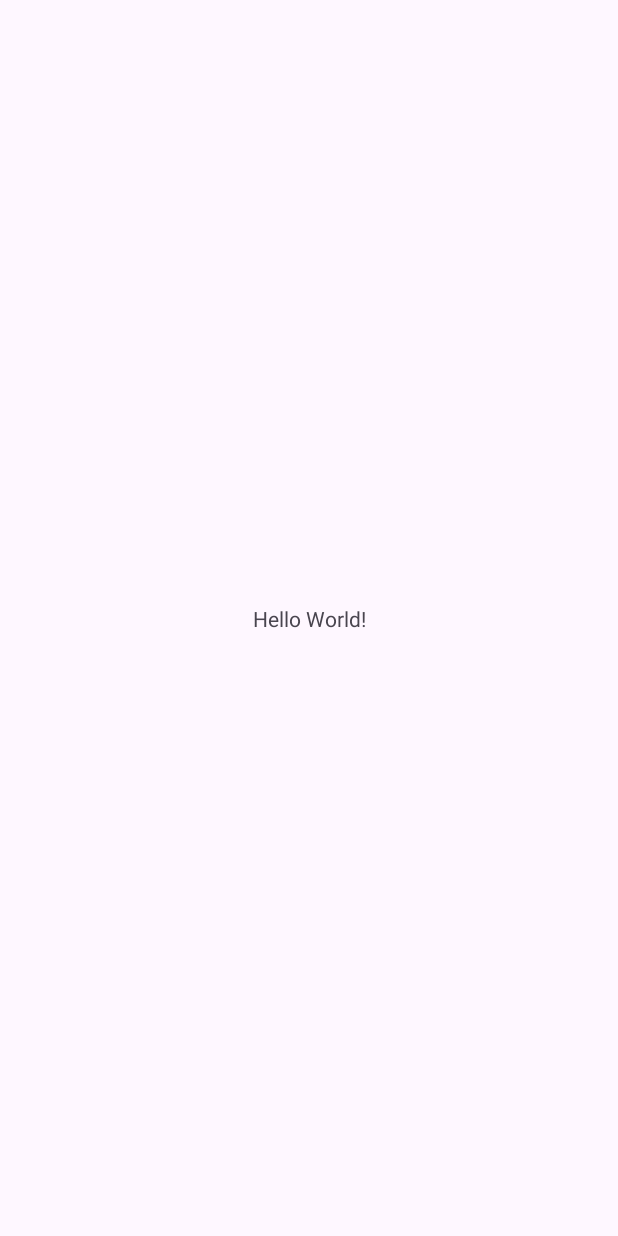
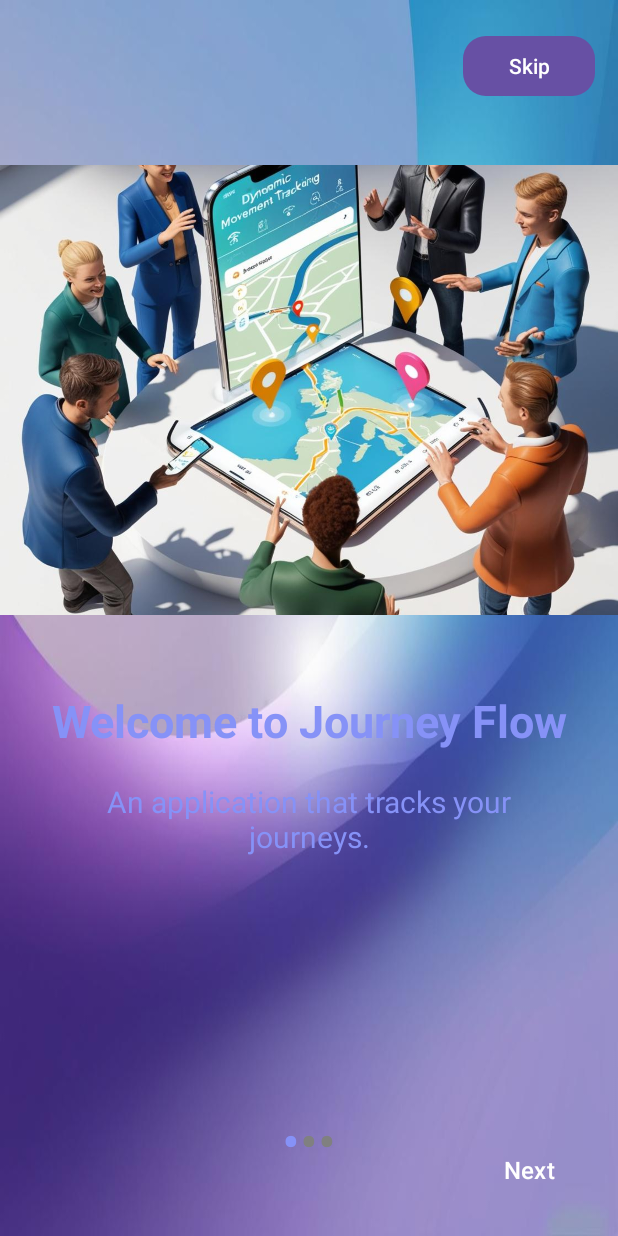
Before and after one commit to maurogizdulic/Journey-Flow, an Android app: the screen it shows after launch (MainActivity before the commit, NavigationActivity after it), on a phone screen of 412 x 824 dp. Before the commit the screen is almost empty. Run offline under Robolectric (Android 15) with nearby library versions, the phone set to English and light mode, and no system bars.

Commit message:
Created application start template

```diff
--- a/app/build.gradle
+++ b/app/build.gradle
@@ -37,4 +37,6 @@
     testImplementation libs.junit
     androidTestImplementation libs.ext.junit
     androidTestImplementation libs.espresso.core
+
+    implementation "androidx.compose.material3:material3:1.3.0"
 }
--- /dev/null
+++ b/app/src/main/java/com/project/journeyflow/signup/NavigationActivity.java
@@ -0,0 +1,119 @@
+package com.project.journeyflow.signup;
+
+import android.annotation.SuppressLint;
+import android.os.Bundle;
+
+import androidx.activity.EdgeToEdge;
+import androidx.appcompat.app.AppCompatActivity;
+
+import android.content.Intent;
+import android.text.Html;
+import android.view.View;
+import android.widget.Button;
+import android.widget.LinearLayout;
+import android.widget.TextView;
+import androidx.viewpager.widget.ViewPager;
+
+import com.project.journeyflow.MainActivity;
+import com.project.journeyflow.R;
+
+public class NavigationActivity extends AppCompatActivity {
+
+    ViewPager slideViewPager;
+    LinearLayout dotIndicator;
+    Button backButton, nextButton, skipButton;
+    TextView[] dots;
+    ViewPagerAdapter viewPagerAdapter;
+
+    ViewPager.OnPageChangeListener viewPagerListener = new ViewPager.OnPageChangeListener() {
+        @Override
+        public void onPageScrolled(int position, float positionOffset, int positionOffsetPixels) {
+
+        }
+
+        @SuppressLint("SetTextI18n")
+        @Override
+        public void onPageSelected(int position) {
+            setDotIndicator(position);
+            if (position > 0) {
+                backButton.setVisibility(View.VISIBLE);
+            } else {
+                backButton.setVisibility(View.INVISIBLE);
+            }
+            if (position == 2){
+                nextButton.setText("Finish");
+            } else {
+                nextButton.setText("Next");
+            }
+        }
+
+        @Override
+        public void onPageScrollStateChanged(int state) {
+
+        }
+    };
+
+    @Override
+    protected void onCreate(Bundle savedInstanceState) {
+        super.onCreate(savedInstanceState);
+        EdgeToEdge.enable(this);
+        setContentView(R.layout.activity_navigation);
+        /*
+        ViewCompat.setOnApplyWindowInsetsListener(findViewById(R.id.main), (v, insets) -> {
+            Insets systemBars = insets.getInsets(WindowInsetsCompat.Type.systemBars());
+            v.setPadding(systemBars.left, systemBars.top, systemBars.right, systemBars.bottom);
+            return insets;
+        });
+
+         */
+
+        backButton = findViewById(R.id.backButton);
+        nextButton = findViewById(R.id.nextButton);
+        skipButton = findViewById(R.id.skipButton);
+
+        slideViewPager = findViewById(R.id.slideViewPager);
+        dotIndicator = findViewById(R.id.dotIndicator);
+        viewPagerAdapter = new ViewPagerAdapter(this);
+        slideViewPager.setAdapter(viewPagerAdapter);
+        setDotIndicator(0);
+        slideViewPager.addOnPageChangeListener(viewPagerListener);
+
+        backButton.setOnClickListener(view -> {
+            if (getItem(0) > 0) {
+                slideViewPager.setCurrentItem(getItem(-1), true);
+            }
+        });
+
+        nextButton.setOnClickListener(view -> {
+            if (getItem(0) < 2)
+                slideViewPager.setCurrentItem(getItem(1), true);
+            else {
+                Intent i = new Intent(NavigationActivity.this, GetStartedActivity.class);
+                startActivity(i);
+                finish();
+            }
+        });
+
+        skipButton.setOnClickListener(view -> {
+            Intent i = new Intent(NavigationActivity.this, MainActivity.class);
+            startActivity(i);
+            finish();
+        });
+    }
+
+    public void setDotIndicator(int position) {
+        dots = new TextView[3];
+        dotIndicator.removeAllViews();
+        for (int i = 0; i < dots.length; i++) {
+            dots[i] = new TextView(this);
+            dots[i].setText(Html.fromHtml("&#8226", Html.FROM_HTML_MODE_LEGACY));
+            dots[i].setTextSize(35);
+            dots[i].setTextColor(getResources().getColor(R.color.grey, getApplicationContext().getTheme()));
+            dotIndicator.addView(dots[i]);
+        }
+        dots[position].setTextColor(getResources().getColor(R.color.lavender, getApplicationContext().getTheme()));
+    }
+    private int getItem(int i) {
+        return slideViewPager.getCurrentItem() + i;
+    }
+}
--- /dev/null
+++ b/app/src/main/java/com/project/journeyflow/signup/ViewPagerAdapter.java
@@ -0,0 +1,67 @@
+package com.project.journeyflow.signup;
+
+import android.content.Context;
+import android.view.LayoutInflater;
+import android.view.View;
+import android.view.ViewGroup;
+import android.widget.ImageView;
+import android.widget.LinearLayout;
+import android.widget.TextView;
+
+import androidx.annotation.NonNull;
+import androidx.viewpager.widget.PagerAdapter;
+
+import com.project.journeyflow.R;
+
+public class ViewPagerAdapter extends PagerAdapter {
+
+    Context context;
+    int[] sliderAllImages = {
+            R.drawable.journey_flow_picture,
+            R.drawable.paths_picture,
+            R.drawable.share_picture,
+    };
+    int[] sliderAllTitle = {
+            R.string.screen1,
+            R.string.screen2,
+            R.string.screen3,
+    };
+    int[] sliderAllDesc = {
+            R.string.screen1desc,
+            R.string.screen2desc,
+            R.string.screen3desc,
+    };
+
+    public ViewPagerAdapter(Context context){
+        this.context = context;
+    }
+
+    @Override
+    public int getCount() {
+        return sliderAllTitle.length;
+    }
+
+    @Override
+    public boolean isViewFromObject(@NonNull View view, @NonNull Object object) {
+        return view == object;
+    }
+
+    @NonNull
+    @Override
+    public Object instantiateItem(@NonNull ViewGroup container, int position) {
+        LayoutInflater layoutInflater = (LayoutInflater) context.getSystemService(Context.LAYOUT_INFLATER_SERVICE);
+        View view = layoutInflater.inflate(R.layout.slider_screen,container,false);
+        ImageView sliderImage = view.findViewById(R.id.sliderImage);
+        TextView sliderTitle = view.findViewById(R.id.sliderTitle);
+        TextView sliderDesc = view.findViewById(R.id.sliderDesc);
+        sliderImage.setImageResource(sliderAllImages[position]);
+        sliderTitle.setText(this.sliderAllTitle[position]);
+        sliderDesc.setText(this.sliderAllDesc[position]);
+        container.addView(view);
+        return view;
+    }
+    @Override
+    public void destroyItem(@NonNull ViewGroup container, int position, @NonNull Object object) {
+        container.removeView((LinearLayout)object);
+    }
+}
--- /dev/null
+++ b/app/src/main/res/layout/activity_navigation.xml
@@ -0,0 +1,69 @@
+<?xml version="1.0" encoding="utf-8"?>
+<androidx.constraintlayout.widget.ConstraintLayout xmlns:android="http://schemas.android.com/apk/res/android"
+    xmlns:app="http://schemas.android.com/apk/res-auto"
+    xmlns:tools="http://schemas.android.com/tools"
+    android:id="@+id/main"
+    android:layout_width="match_parent"
+    android:layout_height="match_parent"
+    android:background="@drawable/purple_blue_background_picture"
+    tools:context=".signup.NavigationActivity">
+
+    <Button
+        android:id="@+id/skipButton"
+        android:layout_width="wrap_content"
+        android:layout_height="wrap_content"
+        android:text="Skip"
+        android:layout_marginTop="20dp"
+        android:layout_marginEnd="15dp"
+        android:textColor="@color/white"
+        android:textSize="14sp"
+        app:cornerRadius = "15dp"
+        android:padding="8dp"
+        app:layout_constraintEnd_toEndOf="parent"
+        app:layout_constraintTop_toTopOf="parent" />
+    <androidx.viewpager.widget.ViewPager
+        android:id="@+id/slideViewPager"
+        android:layout_width="match_parent"
+        android:layout_height="match_parent"
+        android:layout_marginVertical="100dp"
+        app:layout_constraintBottom_toBottomOf="parent"
+        app:layout_constraintEnd_toEndOf="parent"
+        app:layout_constraintStart_toStartOf="parent"
+        app:layout_constraintTop_toTopOf="parent" />
+    <Button
+        android:id="@+id/backButton"
+        android:layout_width="wrap_content"
+        android:layout_height="wrap_content"
+        android:background="#00000000"
+        android:text="Back"
+        android:textSize="18sp"
+        android:layout_marginStart="15dp"
+        android:layout_marginBottom="20dp"
+        android:visibility="invisible"
+        android:textColor="@color/white"
+        app:layout_constraintBottom_toBottomOf="parent"
+        app:layout_constraintStart_toStartOf="parent" />
+    <Button
+        android:id="@+id/nextButton"
+        android:layout_width="wrap_content"
+        android:layout_height="wrap_content"
+        android:text="Next"
+        android:textSize="16sp"
+        android:background="#00000000"
+        android:layout_marginBottom="20dp"
+        android:layout_marginEnd="15dp"
+        android:textColor="@color/white"
+        app:layout_constraintBottom_toBottomOf="parent"
+        app:layout_constraintEnd_toEndOf="parent" />
+    <LinearLayout
+        android:id="@+id/dotIndicator"
+        android:layout_width="wrap_content"
+        android:layout_height="wrap_content"
+        android:orientation="horizontal"
+        android:layout_marginBottom="40dp"
+        app:layout_constraintBottom_toBottomOf="parent"
+        app:layout_constraintEnd_toEndOf="parent"
+        app:layout_constraintStart_toStartOf="@+id/slideViewPager">
+    </LinearLayout>
+
+</androidx.constraintlayout.widget.ConstraintLayout>
--- /dev/null
+++ b/app/src/main/res/layout/slider_screen.xml
@@ -0,0 +1,37 @@
+<?xml version="1.0" encoding="utf-8"?>
+<LinearLayout xmlns:android="http://schemas.android.com/apk/res/android"
+    xmlns:app="http://schemas.android.com/apk/res-auto"
+    android:orientation="vertical"
+    android:layout_width="match_parent"
+    android:layout_height="match_parent"
+    app:flow_horizontalAlign="center">
+
+    <ImageView
+        android:id="@+id/sliderImage"
+        android:layout_width="match_parent"
+        android:layout_height="300dp"
+        android:layout_marginTop="10dp"
+        android:scaleType="centerCrop"
+        android:src="@drawable/journey_flow_picture"/>
+    <TextView
+        android:id="@+id/sliderTitle"
+        android:layout_width="match_parent"
+        android:layout_height="wrap_content"
+        android:layout_marginTop="50dp"
+        android:text="@string/screen1"
+        android:textAlignment="center"
+        android:textColor="@color/lavender"
+        android:textSize="30sp"
+        android:textStyle="bold" />
+    <TextView
+        android:id="@+id/sliderDesc"
+        android:layout_width="match_parent"
+        android:layout_height="wrap_content"
+        android:layout_marginHorizontal="30dp"
+        android:text="@string/screen1desc"
+        android:layout_marginTop="20dp"
+        android:textAlignment="center"
+        android:textColor="@color/lavender"
+        android:textSize="20sp"/>
+
+</LinearLayout>
--- a/app/src/main/res/values/colors.xml
+++ b/app/src/main/res/values/colors.xml
@@ -2,4 +2,6 @@
 <resources>
     <color name="black">#FF000000</color>
     <color name="white">#FFFFFFFF</color>
+    <color name="lavender">#8692f7</color>
+    <color name="grey">#808080</color>
 </resources>
--- a/app/src/main/res/values/strings.xml
+++ b/app/src/main/res/values/strings.xml
@@ -1,3 +1,16 @@
 <resources>
     <string name="app_name">Journey Flow</string>
+
+    <string name="screen1">Welcome to Journey Flow</string>
+    <string name="screen2">Save your journey</string>
+    <string name="screen3">Share your journey</string>
+    <string name="screen1desc">An application that tracks your journeys.</string>
+    <string name="screen2desc">Track your journey using GPS and save where you have been. </string>
+    <string name="screen3desc">Each saved trip is private, but if the user wants, he has the option to share a nice trip accompanied by pictures and a description.</string>
+    <string name="startDesc">Before using the application, it is necessary to fill in basic information.</string>
+
+    <string name="screenGetStarted">Start an app</string>
+    <string name="buttonFinish">Finish</string>
+    <string name="buttonBack">Back</string>
+    <string name="buttonNext">Next</string>
 </resources>
```
Also changed, not shown: app/src/main/AndroidManifest.xml (+10 -2 lines), app/src/main/java/com/project/journeyflow/signup/GetStartedActivity.java (added, +36 -0 lines), app/src/main/res/layout/activity_get_started.xml (added, +48 -0 lines), app/src/main/res/drawable/journey_flow_picture.jpg (added), app/src/main/res/drawable/paths_picture.jpg (added), app/src/main/res/drawable/purple_blue_background_picture.jpg (added), app/src/main/res/drawable/share_picture.jpg (added).
